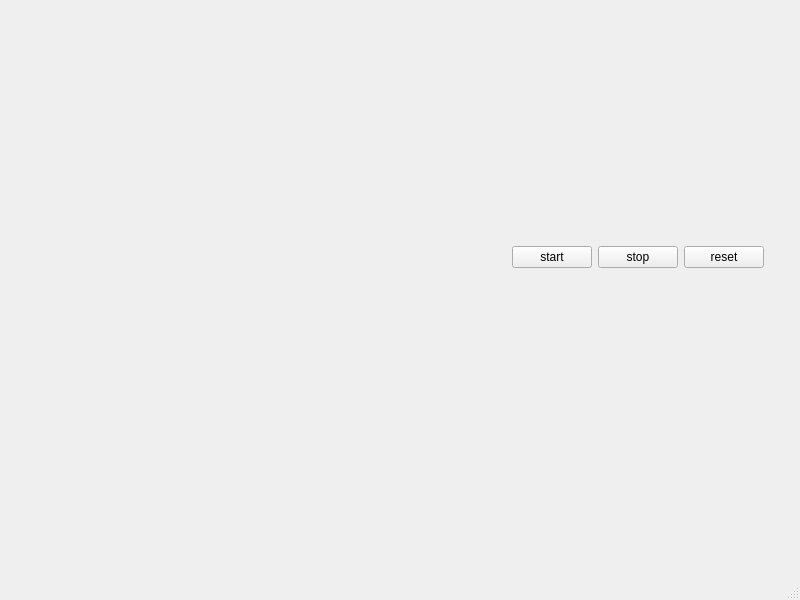
The window that kep.ui (jens-j/krijseenprijs) describes before a commit, drawn with Qt 5.
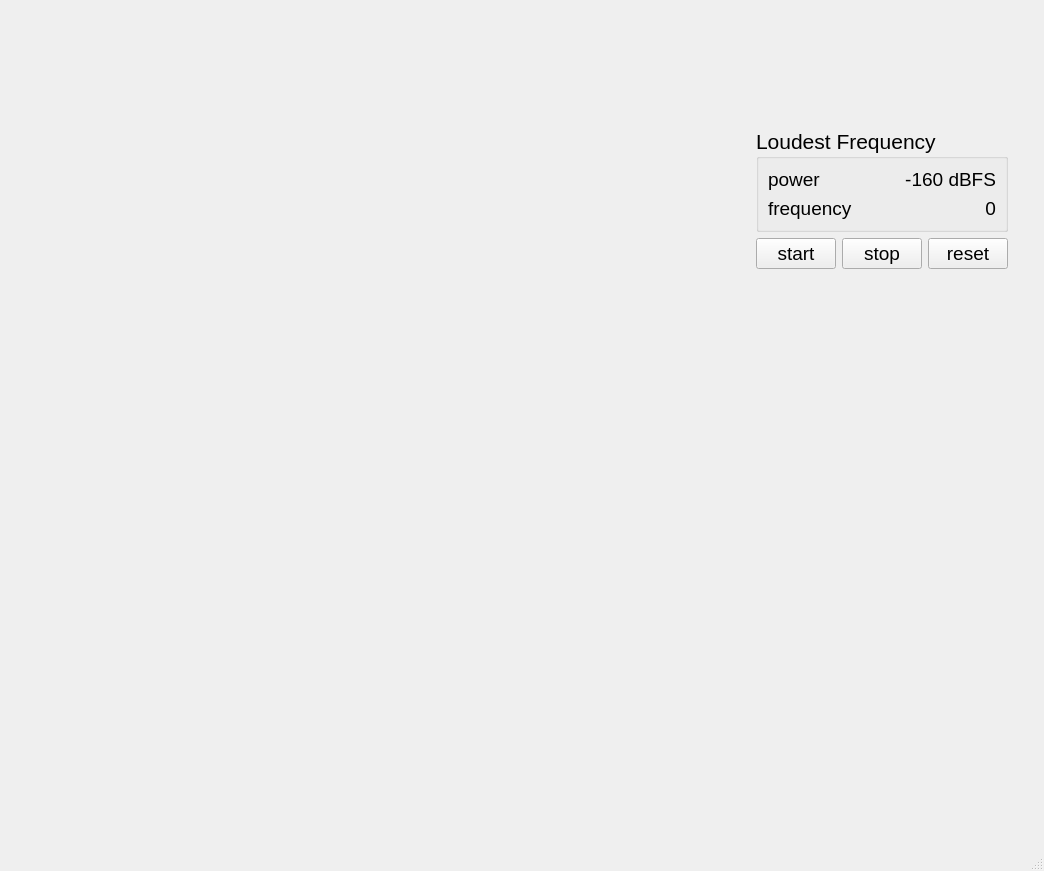
The same window after the commit. Custom widgets are drawn as their Qt base class.

Commit message: double spectrogram resolution in both diretions

Patch:
```diff
--- a/kep.ui
+++ b/kep.ui
@@ -6,8 +6,8 @@
    <rect>
     <x>0</x>
     <y>0</y>
-    <width>800</width>
-    <height>600</height>
+    <width>1044</width>
+    <height>871</height>
    </rect>
   </property>
   <property name="windowTitle">
@@ -19,7 +19,7 @@
      <widget class="QWidget" name="verticalWidget" native="true">
       <property name="sizePolicy">
        <sizepolicy hsizetype="Preferred" vsizetype="Preferred">
-        <horstretch>4</horstretch>
+        <horstretch>3</horstretch>
         <verstretch>0</verstretch>
        </sizepolicy>
       </property>
@@ -72,7 +72,7 @@
          <property name="sizePolicy">
           <sizepolicy hsizetype="Preferred" vsizetype="Preferred">
            <horstretch>0</horstretch>
-           <verstretch>2</verstretch>
+           <verstretch>1</verstretch>
           </sizepolicy>
          </property>
          <layout class="QHBoxLayout" name="horizontalLayout_4">
@@ -101,10 +101,94 @@
                </property>
               </spacer>
              </item>
+             <item>
+              <widget class="QGroupBox" name="groupBox">
+               <property name="font">
+                <font>
+                 <pointsize>16</pointsize>
+                </font>
+               </property>
+               <property name="title">
+                <string>Loudest Frequency</string>
+               </property>
+               <layout class="QVBoxLayout" name="verticalLayout_5">
+                <item>
+                 <layout class="QHBoxLayout" name="horizontalLayout_3">
+                  <item>
+                   <widget class="QLabel" name="label">
+                    <property name="font">
+                     <font>
+                      <pointsize>14</pointsize>
+                     </font>
+                    </property>
+                    <property name="text">
+                     <string>power</string>
+                    </property>
+                   </widget>
+                  </item>
+                  <item>
+                   <widget class="QLabel" name="lblPower">
+                    <property name="font">
+                     <font>
+                      <pointsize>14</pointsize>
+                     </font>
+                    </property>
+                    <property name="layoutDirection">
+                     <enum>Qt::LeftToRight</enum>
+                    </property>
+                    <property name="text">
+                     <string>-160 dBFS</string>
+                    </property>
+                    <property name="alignment">
+                     <set>Qt::AlignRight|Qt::AlignTrailing|Qt::AlignVCenter</set>
+                    </property>
+                   </widget>
+                  </item>
+                 </layout>
+                </item>
+                <item>
+                 <layout class="QHBoxLayout" name="horizontalLayout_5">
+                  <item>
+                   <widget class="QLabel" name="label_3">
+                    <property name="font">
+                     <font>
+                      <pointsize>14</pointsize>
+                     </font>
+                    </property>
+                    <property name="text">
+                     <string>frequency</string>
+                    </property>
+                   </widget>
+                  </item>
+                  <item>
+                   <widget class="QLabel" name="lblFrequency">
+                    <property name="font">
+                     <font>
+                      <pointsize>14</pointsize>
+                     </font>
+                    </property>
+                    <property name="text">
+                     <string>0</string>
+                    </property>
+                    <property name="alignment">
+                     <set>Qt::AlignRight|Qt::AlignTrailing|Qt::AlignVCenter</set>
+                    </property>
+                   </widget>
+                  </item>
+                 </layout>
+                </item>
+               </layout>
+              </widget>
+             </item>
              <item>
               <layout class="QHBoxLayout" name="horizontalLayout_2">
                <item>
                 <widget class="QPushButton" name="startButton">
+                 <property name="font">
+                  <font>
+                   <pointsize>14</pointsize>
+                  </font>
+                 </property>
                  <property name="text">
                   <string>start</string>
                  </property>
@@ -112,6 +196,11 @@
                </item>
                <item>
                 <widget class="QPushButton" name="stopButton">
+                 <property name="font">
+                  <font>
+                   <pointsize>14</pointsize>
+                  </font>
+                 </property>
                  <property name="text">
                   <string>stop</string>
                  </property>
@@ -119,6 +208,11 @@
                </item>
                <item>
                 <widget class="QPushButton" name="resetButton">
+                 <property name="font">
+                  <font>
+                   <pointsize>14</pointsize>
+                  </font>
+                 </property>
                  <property name="text">
                   <string>reset</string>
                  </property>
```
Left out of the diff: 12 changed lines with no effect on the pictures. The commit also changes 1 other file.
